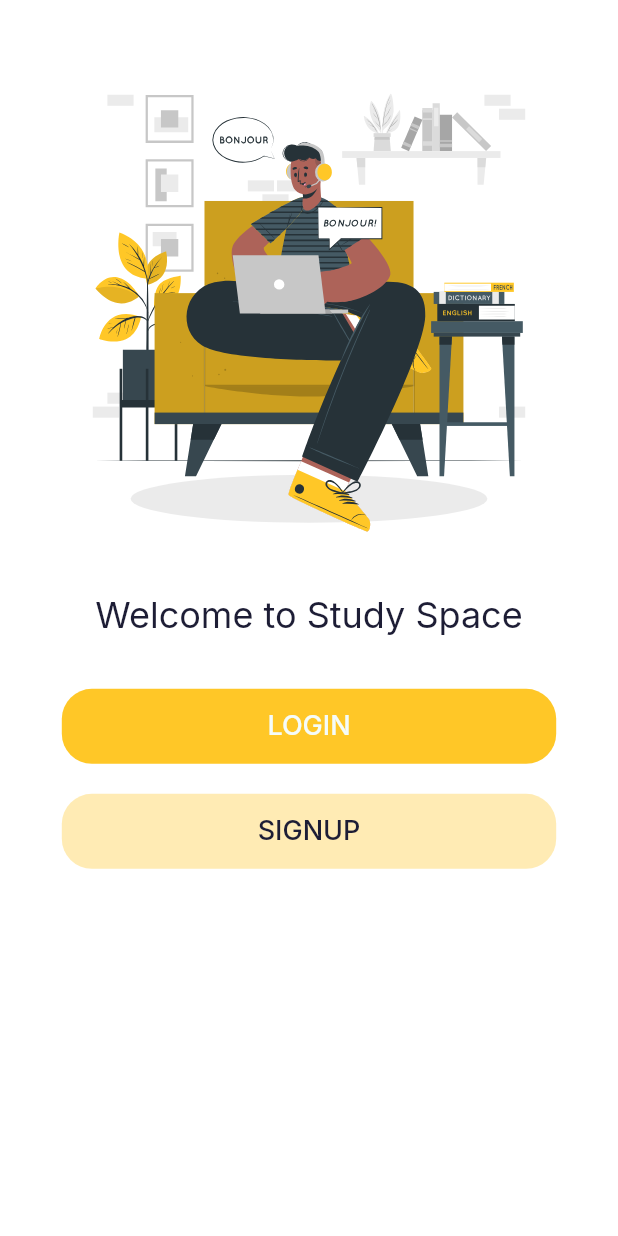
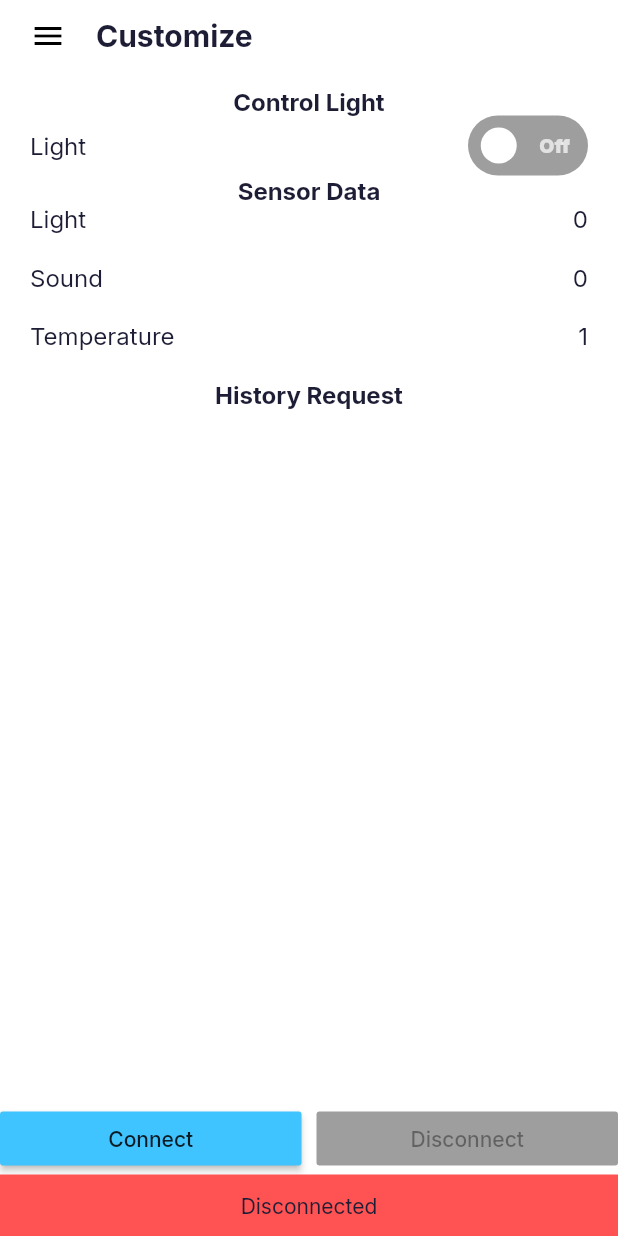
Before and after one commit to khanhdk0000/Study_Space, a Flutter app: the screen it shows after launch, on a phone screen of 412 x 824 dp. Run offline on Flutter 3.47's test engine with Material 2 defaults, Android fonts, the phone set to English and light mode, and no system bars; drawn by our look-alikes of flutter_switch; our stand-ins replace firebase_auth, firebase_core, flutter_svg, google_fonts, google_sign_in; missing offline and left inert: mqtt_client; accounts and stored records are empty.

Commit message:
Update custom screen

```diff
--- /dev/null
+++ b/lib/Custom/view/custom.dart
@@ -0,0 +1,302 @@
+import 'dart:convert';
+import 'dart:io' show Platform;
+import 'package:flutter/material.dart';
+import 'package:flutter_switch/flutter_switch.dart';
+import 'package:provider/provider.dart';
+import 'package:study_space/CommonComponents/components.dart';
+import 'package:study_space/Home/view/side_menu.dart';
+import 'package:study_space/constants.dart';
+import 'package:study_space/mqtt/state/MQTTAppState.dart';
+import 'package:study_space/mqtt/MQTTManager.dart';
+
+class CustomViewAll extends StatelessWidget {
+  const CustomViewAll({
+    Key key,
+  }) : super(key: key);
+
+  @override
+  Widget build(BuildContext context) {
+    return ChangeNotifierProvider<MQTTAppState>(
+      create: (_) => MQTTAppState(),
+      child: CustomView(),
+    );
+  }
+}
+
+class CustomView extends StatefulWidget {
+  @override
+  State<StatefulWidget> createState() {
+    return _CustomViewState();
+  }
+}
+
+class _CustomViewState extends State<CustomView> {
+  final TextEditingController _idTextController = TextEditingController();
+  final TextEditingController _nameTextController = TextEditingController();
+  final TextEditingController _dataTextController = TextEditingController();
+  final TextEditingController _unitTextController = TextEditingController();
+
+  MQTTAppState currentAppState;
+  MQTTManager manager;
+  bool _lightStatus = false;
+
+  @override
+  void initState() {
+    super.initState();
+    // if (currentAppState.getAppConnectionState == MQTTAppConnectionState.disconnected){
+    //   _configureAndConnect();
+    // }
+  }
+
+  @override
+  void dispose() {
+    _idTextController.dispose();
+    _nameTextController.dispose();
+    _dataTextController.dispose();
+    _unitTextController.dispose();
+    super.dispose();
+  }
+
+  @override
+  Widget build(BuildContext context) {
+    final MQTTAppState appState = Provider.of<MQTTAppState>(context);
+    // Keep a reference to the app state.
+    currentAppState = appState;
+    // Change lightStatus display on the application by device current status.
+    String recentText = currentAppState.getReceivedText;
+    if (recentText != "") {
+      print(recentText);
+      var message = jsonDecode(recentText);
+      String data = message['data'].toString();
+      if (data == "0" && _lightStatus){
+        _lightStatus = false;
+      }
+      else if (data != "0" && !_lightStatus){
+        _lightStatus = true;
+      }
+    }
+    return Scaffold(
+      drawer: SideMenu(),
+      body: SafeArea(
+        child: Column(
+          children: [
+            Row(
+              children: [
+                MenuButton(),
+                Text(
+                  'Customize',
+                  style: TextStyle(
+                    fontWeight: FontWeight.bold,
+                    fontSize: 20.0,
+                  ),
+                )
+              ],
+            ),
+            Padding(
+              padding: const EdgeInsets.fromLTRB(20.0, 10.0, 20.0, 10.0),
+              child: Column(
+                children: [
+                  _titleWidget('Control Light'),
+                  Row(
+                    mainAxisAlignment: MainAxisAlignment.spaceBetween,
+                    children: [
+                      Text(
+                        'Light',
+                        style: TextStyle(
+                          fontSize: 16.0,
+                        ),
+                      ),
+                      FlutterSwitch(
+                        width: 80,
+                        height: 40.0,
+                        valueFontSize: 13.0,
+                        toggleSize: 25.0,
+                        value: _lightStatus,
+                        borderRadius: 30.0,
+                        padding: 8.0,
+                        showOnOff: true,
+                        onToggle: (value) {
+                          setState(() {
+                            _lightStatus = value;
+                            String data = value ? "2" : "0";
+                            _publishMessage(data);
+                          });
+                        },
+                      ),
+                    ],
+                  ),
+                  _titleWidget('Sensor Data'),
+                  _sensorValueDisplay('Light', '0'),
+                  _sensorValueDisplay('Sound', '0'),
+                  _sensorValueDisplay('Temperature', '1'),
+                  _titleWidget('History Request'),
+                  _buildScrollableTextWith(currentAppState.getHistoryText),
+                ],
+              ),
+            ),
+            Spacer(),
+            _buildConnectedButtonFrom(currentAppState.getAppConnectionState),
+            _connectionStateDisplay(
+                _prepareStateMessageFrom(currentAppState.getAppConnectionState)),
+          ],
+        ),
+      ),
+    );
+  }
+
+  Widget _titleWidget(String name){
+    return Text(
+      name,
+      style: TextStyle(
+        fontWeight: FontWeight.bold,
+        fontSize: 16.0,
+      ),
+    );
+  }
+
+  Widget _sensorValueDisplay(String name, String val){
+    return Column(
+      children: [
+        Row(
+          mainAxisAlignment: MainAxisAlignment.spaceBetween,
+          children: [
+            Text(
+              name,
+              style: TextStyle(
+              fontSize: 16.0,
+              ),
+            ),
+            Text(
+              val,
+              style: TextStyle(
+                fontSize: 16.0,
+              ),
+            ),
+          ],
+        ),
+        SizedBox(height: kDefaultPadding),
+      ],
+    );
+  }
+
+  Widget _connectionStateDisplay(String status) {
+    Color color;
+    if (status == 'Connected'){
+      color = Colors.greenAccent;
+    } else if (status == 'Disconnected') {
+      color = Colors.redAccent;
+    }
+    else {
+      color = Colors.orangeAccent;
+    }
+    return Row(
+      children: <Widget>[
+        Expanded(
+          child: Container(
+              color: color,
+              child: Padding(
+                padding: const EdgeInsets.only(top: 12.0, bottom: 12.0),
+                child: Text(status, textAlign: TextAlign.center),
+              )),
+        ),
+      ],
+    );
+  }
+
+  Widget _buildScrollableTextWith(String text) {
+    return Padding(
+      padding: const EdgeInsets.all(20.0),
+      child: Container(
+        width: 400,
+        height: 200,
+        child: SingleChildScrollView(
+          child: Text(text),
+        ),
+      ),
+    );
+  }
+
+  Widget _buildConnectedButtonFrom(MQTTAppConnectionState state) {
+    return Row(
+      children: <Widget>[
+
+        Expanded(
+          // ignore: deprecated_member_use
+          child: RaisedButton(
+            color: Colors.lightBlueAccent,
+            child: const Text('Connect'),
+            onPressed: state == MQTTAppConnectionState.disconnected
+                ? _configureAndConnect
+                : null, //
+          ),
+        ),
+        const SizedBox(width: 10),
+        Expanded(
+          // ignore: deprecated_member_use
+          child: RaisedButton(
+            color: Colors.redAccent,
+            child: const Text('Disconnect'),
+            onPressed: state == MQTTAppConnectionState.connected
+                ? _disconnect
+                : null, //
+          ),
+        ),
+      ],
+    );
+  }
+
+  // Utility functions
+  String _prepareStateMessageFrom(MQTTAppConnectionState state) {
+    switch (state) {
+      case MQTTAppConnectionState.connected:
+        return 'Connected';
+      case MQTTAppConnectionState.connecting:
+        return 'Connecting';
+      case MQTTAppConnectionState.disconnected:
+        return 'Disconnected';
+    }
+  }
+
+  void _configureAndConnect() {
+    // TODO: Use UUID
+    String osPrefix = 'Flutter_iOS';
+    if(Platform.isAndroid){
+      osPrefix = 'Flutter_Android';
+    }
+    manager = MQTTManager(
+        host: 'io.adafruit.com',
+        topic: 'dfighter1312/feeds/studyspace',
+        identifier: osPrefix,
+        state: currentAppState);
+    manager.initializeMQTTClient();
+    manager.connect();
+    print("You goes here");
+  }
+
+  void _disconnect(){
+    manager.disconnect();
+  }
+  void _publishMessage(String text) {
+    Message light = Message(id: '1', name:'LED', data:text, unit:'');
+    String message = jsonEncode(light);
+    manager.publish(message);
+    // _messageTextController.clear();
+  }
+}
+
+
+class Message {
+  String id;
+  String name;
+  String data;
+  String unit;
+
+  Message({this.id, this.name, this.data, this.unit});
+
+  Map toJson() => {
+    'id': id,
+    'name': name,
+    'data': data,
+    'unit': unit
+  };
+}
--- a/lib/Home/view/side_menu.dart
+++ b/lib/Home/view/side_menu.dart
@@ -1,5 +1,6 @@
 import 'package:flutter/cupertino.dart';
 import 'package:flutter/material.dart';
+import 'package:study_space/Custom/view/custom.dart';
 import 'package:study_space/Sensor/view/sensors_screen.dart';
 import 'package:study_space/Home/view/home_screen.dart';
 import 'package:study_space/constants.dart';
@@ -95,6 +96,16 @@ class SideMenu extends StatelessWidget {
             ),
           ),
           ListTile(
+            leading: Icon(Icons.construction),
+            title: Text('Customize'),
+            onTap: () {
+              Navigator.push(
+                context,
+                MaterialPageRoute(builder: (context) => CustomViewAll()),
+              );
+            },
+          ),
+          ListTile(
             leading: Icon(Icons.exit_to_app),
             title: Text('Sign Out'),
             onTap: () async {
--- a/lib/main.dart
+++ b/lib/main.dart
@@ -1,5 +1,6 @@
 import 'package:flutter/material.dart';
 import 'package:study_space/Authentication/screen/welcome_screen.dart';
+import 'package:study_space/Custom/view/custom.dart';
 import 'package:study_space/Home/view/home_screen.dart';
 import 'package:study_space/constants.dart';
 import 'package:study_space/theme.dart';
@@ -21,7 +22,7 @@ class MyApp extends StatelessWidget {
       title: 'Flutter Demo',
       debugShowCheckedModeBanner: false,
       theme: lightThemeData(context),
-      home: WelcomeScreen(),
+      home: CustomViewAll(),
       routes: {
         kHomeScreen: (BuildContext context) => HomeScreen(),
         kWelcomeScreen: (BuildContext context) => WelcomeScreen(),
--- a/lib/mqtt/MQTTManager.dart
+++ b/lib/mqtt/MQTTManager.dart
@@ -40,8 +40,8 @@ class MQTTManager {
             'willtopic') // If you set this you must set a will message
         .withWillMessage('My Will message')
         .startClean()
-        .authenticateAs('khanhdk0000',
-            'aio_XzOV50HBgGzb7jIH1kbTLXuXeLfa') // Non persistent session for testing
+        .authenticateAs('dfighter1312',
+            'aio_qtIn31mHSSdml2klyZBLA026T9c4') // Non persistent session for testing
         .withWillQos(MqttQos.atLeastOnce);
     print('EXAMPLE::Mosquitto client connecting....');
     _client.connectionMessage = connMess;
```
Also changed, not shown: pubspec.lock.
